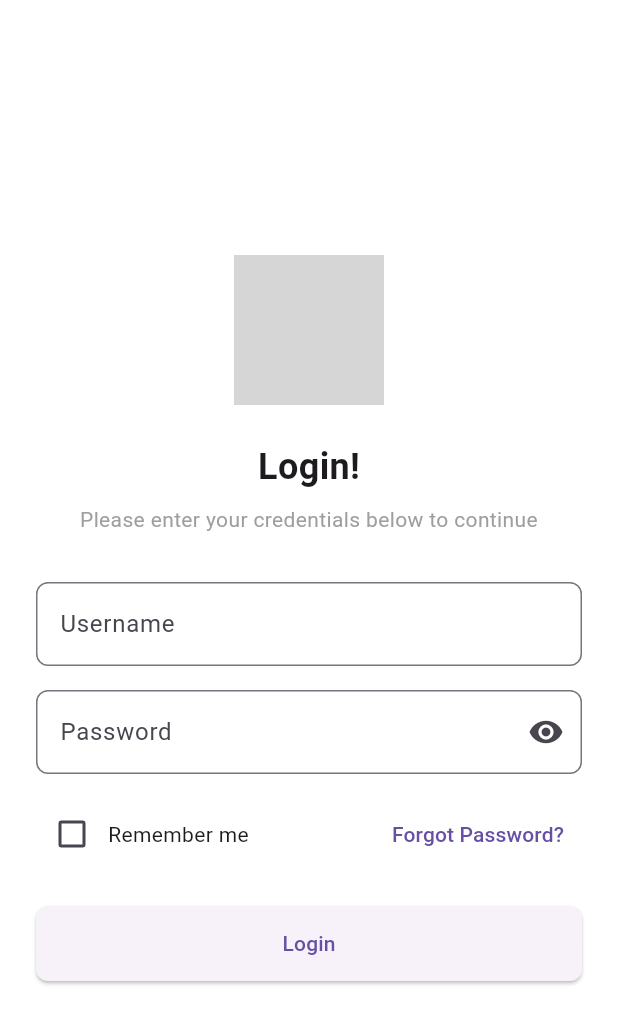
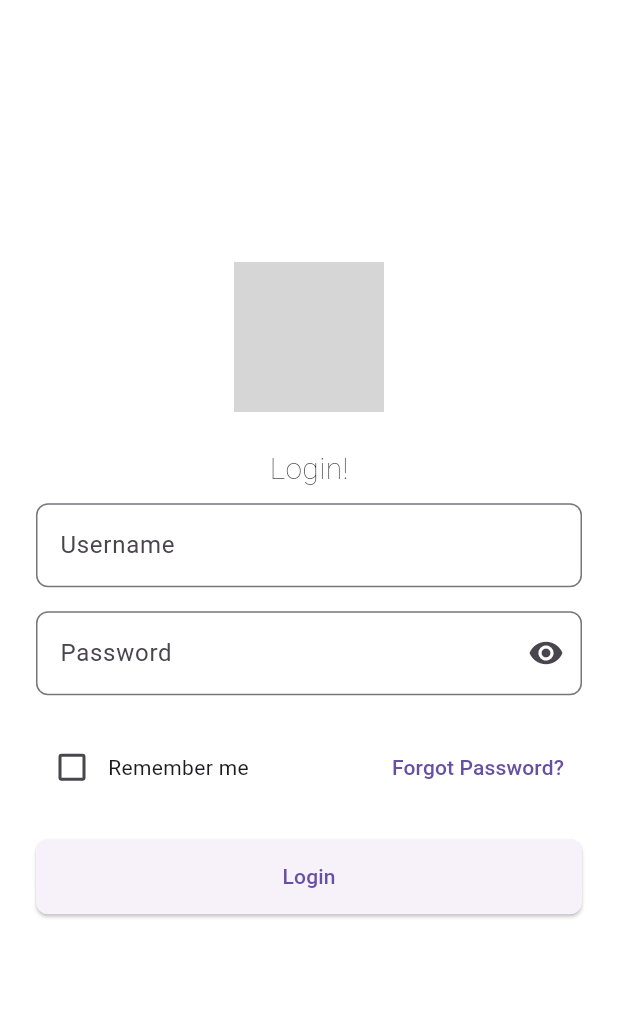
Before and after one commit to thereallexluttor/Orderly_v0.1, a Flutter app: the screen it shows after launch, on a phone screen of 412 x 824 dp. Shown: the top 1024 px of the screen. Run offline on Flutter 3.47's test engine with Material 3 defaults, Android fonts, the phone set to English and light mode, and no system bars; grey boxes are pictures that could not be loaded.

Commit message:
login but this time divided with a widget

```diff
--- a/lib/presentation/screens/login.dart
+++ b/lib/presentation/screens/login.dart
@@ -1,6 +1,9 @@
 import 'package:flutter/material.dart';
+import 'package:orderly/presentation/widgets/login_form.dart';
 
 class LoginScreen extends StatelessWidget {
+  const LoginScreen({super.key});
+
   @override
   Widget build(BuildContext context) {
     return Scaffold(
@@ -21,83 +24,22 @@ class LoginScreen extends StatelessWidget {
                 const SizedBox(height: 24),
 
                 // Title
-                Text(
+                const Text(
                   'Login!',
                   style: TextStyle(
-                    fontSize: 24,
-                    fontWeight: FontWeight.bold,
-                  ),
+                      fontSize: 20,
+                      fontWeight: FontWeight.w200,
+                      fontFamily: "Roboto"),
                 ),
                 const SizedBox(height: 8),
 
-                // Subtitle
-                Text(
-                  'Please enter your credentials below to continue',
-                  style: TextStyle(
-                    fontSize: 14,
-                    color: Colors.grey,
-                  ),
-                  textAlign: TextAlign.center,
-                ),
-                const SizedBox(height: 32),
-
                 // Username Field
-                TextField(
-                  decoration: InputDecoration(
-                    labelText: 'Username',
-                    border: OutlineInputBorder(
-                      borderRadius: BorderRadius.circular(8),
-                    ),
-                  ),
-                ),
-                const SizedBox(height: 16),
-
-                // Password Field
-                TextField(
-                  obscureText: true,
-                  decoration: InputDecoration(
-                    labelText: 'Password',
-                    border: OutlineInputBorder(
-                      borderRadius: BorderRadius.circular(8),
-                    ),
-                    suffixIcon: Icon(Icons.visibility),
-                  ),
-                ),
+                LoginForm(),
                 const SizedBox(height: 16),
 
                 // Remember me and Forgot Password
-                Row(
-                  mainAxisAlignment: MainAxisAlignment.spaceBetween,
-                  children: [
-                    Row(
-                      children: [
-                        Checkbox(
-                          value: false,
-                          onChanged: (value) {},
-                        ),
-                        const Text('Remember me'),
-                      ],
-                    ),
-                    TextButton(
-                      onPressed: () {},
-                      child: const Text('Forgot Password?'),
-                    ),
-                  ],
-                ),
 
                 const SizedBox(height: 24),
-
-                // Login Button
-                ElevatedButton(
-                  onPressed: () {},
-                  style: ElevatedButton.styleFrom(
-                    minimumSize: const Size(double.infinity, 50),
-                    shape: RoundedRectangleBorder(
-                      borderRadius: BorderRadius.circular(8),
-                    ),
-                  ),
-                  child: const Text('Login'),
-                ),
               ],
             ),
           ),
@@ -106,10 +48,3 @@ class LoginScreen extends StatelessWidget {
     );
   }
 }
-
-void main() {
-  runApp(MaterialApp(
-    debugShowCheckedModeBanner: false,
-    home: LoginScreen(),
-  ));
-}
--- /dev/null
+++ b/lib/presentation/widgets/login_form.dart
@@ -0,0 +1,73 @@
+import 'package:flutter/material.dart';
+
+class LoginForm extends StatelessWidget {
+  @override
+  Widget build(BuildContext context) {
+    return Column(
+      mainAxisAlignment: MainAxisAlignment.center,
+      crossAxisAlignment: CrossAxisAlignment.center,
+      children: [
+        // Username Field
+        TextFormField(
+          decoration: InputDecoration(
+            labelText: 'Username',
+            border: OutlineInputBorder(
+              borderRadius: BorderRadius.circular(8),
+            ),
+          ),
+        ),
+        const SizedBox(height: 16),
+
+        // Password Field
+        TextFormField(
+          obscureText: true,
+          decoration: InputDecoration(
+            labelText: 'Password',
+            border: OutlineInputBorder(
+              borderRadius: BorderRadius.circular(8),
+            ),
+            suffixIcon: Icon(Icons.visibility),
+          ),
+        ),
+        const SizedBox(height: 24),
+
+        // Remember me and Forgot Password
+        Row(
+          mainAxisAlignment: MainAxisAlignment.spaceBetween,
+          children: [
+            Row(
+              children: [
+                Checkbox(
+                  value: false,
+                  onChanged: (value) {},
+                ),
+                const Text('Remember me'),
+              ],
+            ),
+            TextButton(
+              onPressed: () {},
+              child: const Text('Forgot Password?'),
+            ),
+          ],
+        ),
+
+        const SizedBox(height: 24),
+
+        // Login Button
+        ElevatedButton(
+          onPressed: () {
+            // Implement login logic here
+            print('Login button pressed');
+          },
+          style: ElevatedButton.styleFrom(
+            minimumSize: const Size(double.infinity, 50),
+            shape: RoundedRectangleBorder(
+              borderRadius: BorderRadius.circular(8),
+            ),
+          ),
+          child: const Text('Login'),
+        ),
+      ],
+    );
+  }
+}
--- a/pubspec.yaml
+++ b/pubspec.yaml
@@ -20,3 +20,7 @@ flutter:
   uses-material-design: true
   assets:
     - lib\assets\logos\logo_colored.png
+  fonts:
+    - family: Roboto
+      fonts:
+        - asset: lib\assets\fonts\Roboto-Medium.ttf
```
Also changed, not shown: lib/main.dart (+0 -24 lines), 1 other file.
